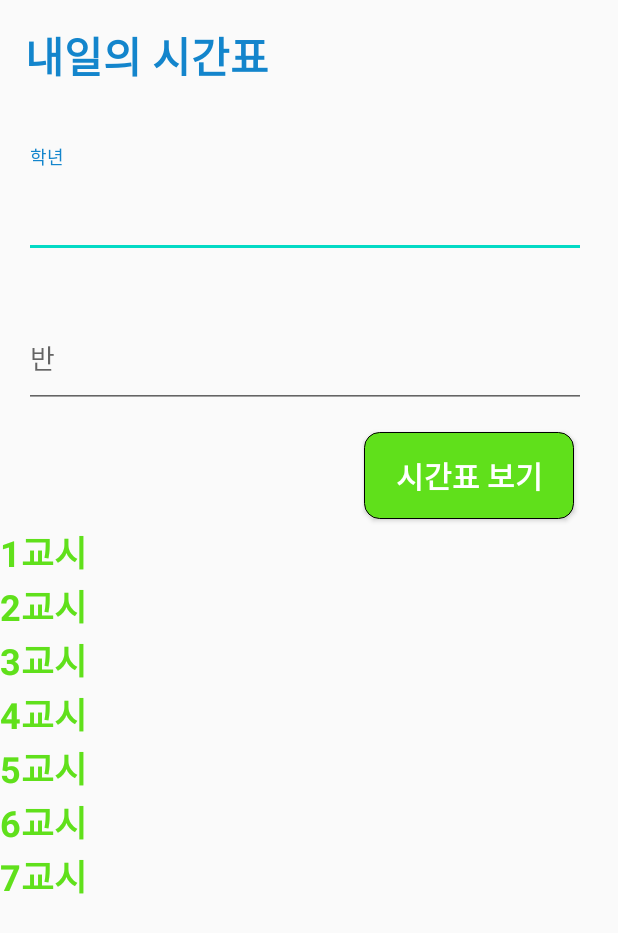
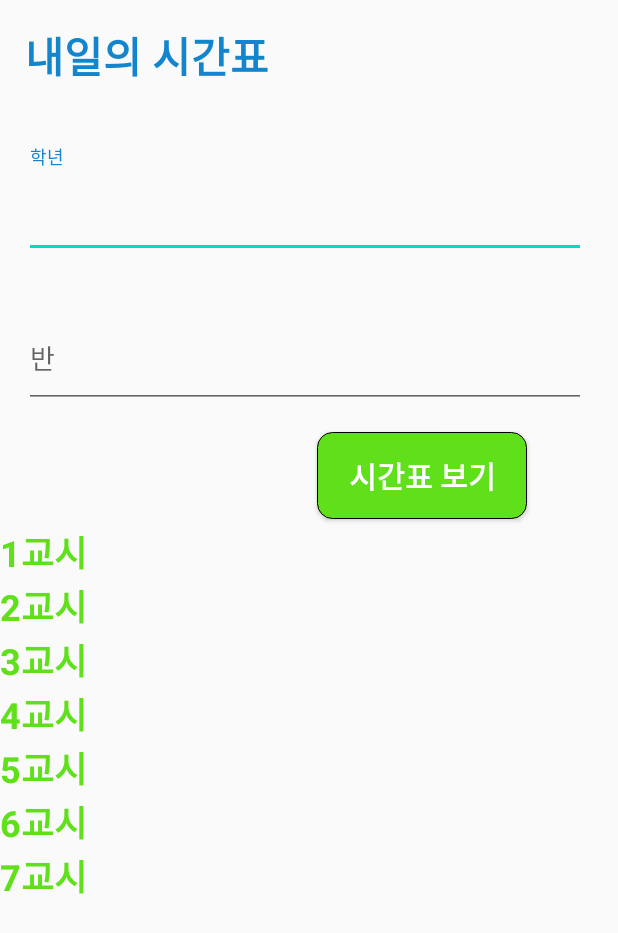
Before and after one commit to kimjw2003/ProjectSchool, an Android app: the layout fragment_time.xml on its own in the app's theme, with its tools: preview values and no code run, on a phone screen of 412 x 824 dp. Shown: the top 933 px of the screen. Run offline under Robolectric (Android 15) with nearby library versions, the phone set to English and light mode, and no system bars.

Commit message:
[UPDATE] 버튼 위치

```diff
--- a/app/src/main/res/layout/fragment_time.xml
+++ b/app/src/main/res/layout/fragment_time.xml
@@ -68,7 +68,7 @@
         android:id="@+id/timeSet"
         android:layout_width="140dp"
         android:layout_height="58dp"
-        android:layout_marginStart="120dp"
+        android:layout_marginStart="150dp"
         android:layout_marginTop="16dp"
         android:text="시간표 보기"
         android:textSize="20sp"
@@ -76,7 +76,6 @@
         android:textColor="#FFFFFF"
         android:background="@drawable/circle_btn"
         app:layout_constraintEnd_toEndOf="parent"
-        app:layout_constraintHorizontal_bias="0.807"
         app:layout_constraintStart_toStartOf="parent"
         app:layout_constraintTop_toBottomOf="@+id/textInputLayout" />
 
```
